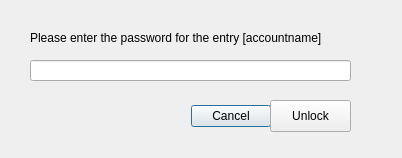
PMArkive/PySteamAuth, file PySteamAuth/UIs/PasswordDialog.ui: the form before one commit.
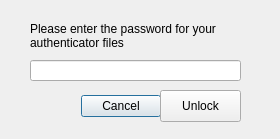
The form after the commit.

```diff
--- a/PySteamAuth/UIs/PasswordDialog.ui
+++ b/PySteamAuth/UIs/PasswordDialog.ui
@@ -6,8 +6,8 @@
    <rect>
     <x>0</x>
     <y>0</y>
-    <width>402</width>
-    <height>158</height>
+    <width>280</width>
+    <height>139</height>
    </rect>
   </property>
   <property name="windowTitle">
@@ -16,8 +16,8 @@
   <widget class="QDialogButtonBox" name="buttonBox">
    <property name="geometry">
     <rect>
-     <x>180</x>
-     <y>100</y>
+     <x>70</x>
+     <y>90</y>
      <width>91</width>
      <height>32</height>
     </rect>
@@ -33,20 +33,23 @@
    <property name="geometry">
     <rect>
      <x>30</x>
-     <y>30</y>
-     <width>361</width>
-     <height>16</height>
+     <y>20</y>
+     <width>211</width>
+     <height>31</height>
     </rect>
    </property>
    <property name="text">
-    <string>Please enter the password for the entry [accountname]</string>
+    <string>Please enter the password for your authenticator files</string>
+   </property>
+   <property name="wordWrap">
+    <bool>true</bool>
    </property>
   </widget>
   <widget class="QPushButton" name="acceptButton">
    <property name="geometry">
     <rect>
-     <x>270</x>
-     <y>100</y>
+     <x>160</x>
+     <y>90</y>
      <width>81</width>
      <height>32</height>
     </rect>
@@ -60,7 +63,7 @@
     <rect>
      <x>30</x>
      <y>60</y>
-     <width>321</width>
+     <width>211</width>
      <height>21</height>
     </rect>
    </property>
```
Left out of the diff: 2 changed lines with no effect on the pictures.
